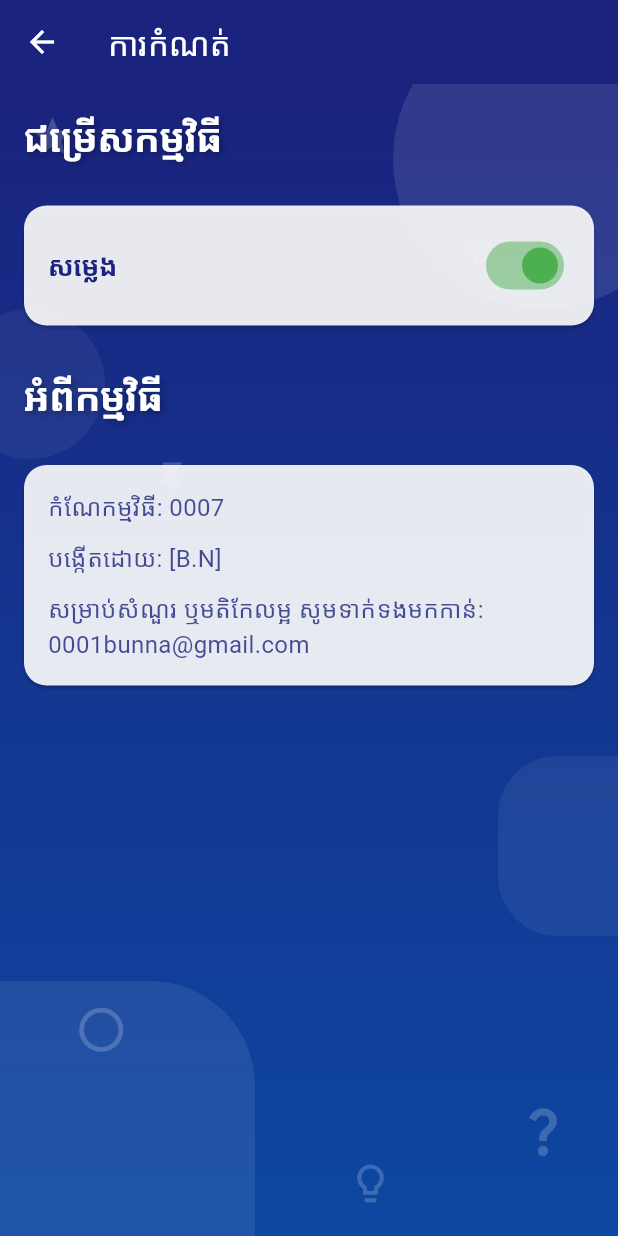
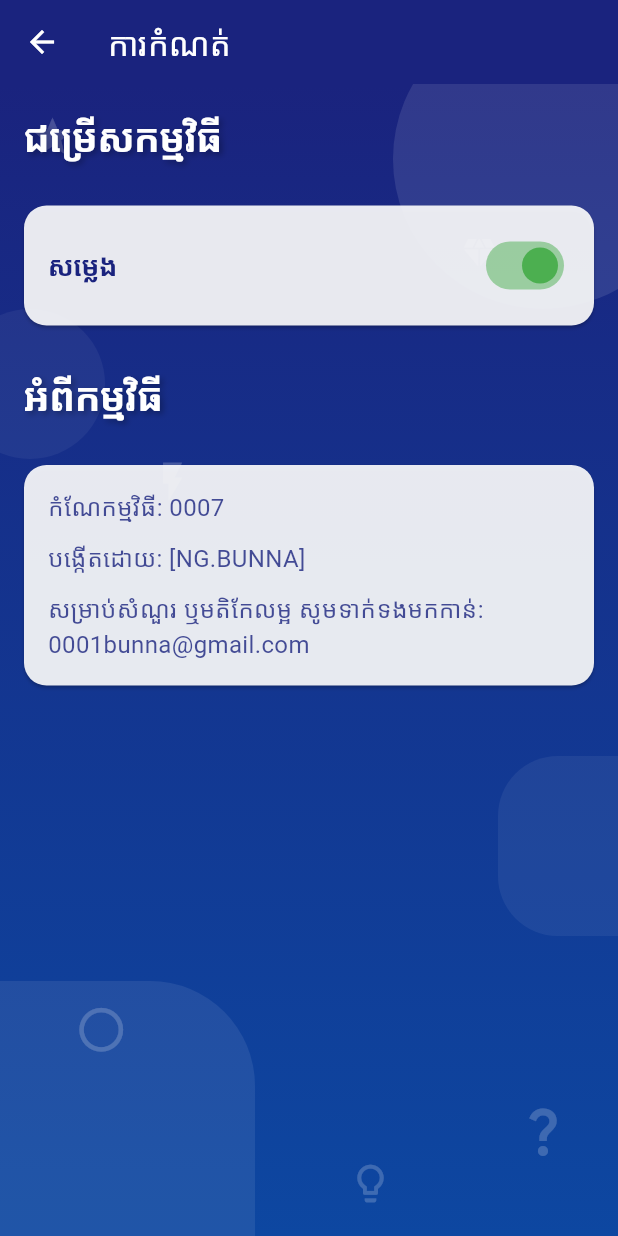
Before and after one commit to BUNNA282/question, a Flutter app: the SettingsScreen screen opened directly, on a phone screen of 412 x 824 dp. Run offline on Flutter 3.47's test engine with Material 3 defaults, Android fonts, the phone set to English and light mode, and no system bars; our stand-ins replace audioplayers, shared_preferences; accounts and stored records are empty.

Commit message:
សារពិពណ៌នាពីការកែប្រែរបស់អ្នកនៅទីនេះ

```diff
--- a/lib/screens/settings_screen.dart
+++ b/lib/screens/settings_screen.dart
@@ -131,7 +131,7 @@ class _SettingsScreenState extends State<SettingsScreen> {
                           ),
                           const SizedBox(height: 10),
                           Text(
-                            'បង្កើតដោយ: [B.N]',
+                            'បង្កើតដោយ: [NG.BUNNA]',
                             style: TextStyle(
                               fontSize: 16,
                               color: AppColors.primaryDarkBlue.withOpacity(0.8),
```
Also changed, not shown: pubspec.lock, 3 other files.
